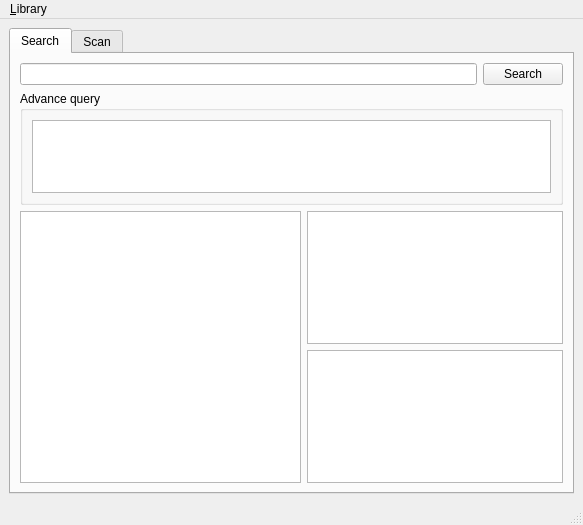
sbrunner/edocuments, file edocuments/ui/main.ui: the form before one commit.
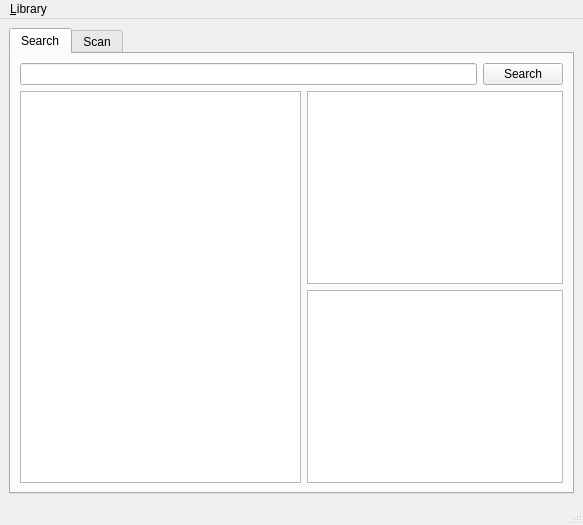
The form after the commit. The open tabs and pages were chosen to show the change. Icons and pictures are not drawn.

Patch:
```diff
--- a/edocuments/ui/main.ui
+++ b/edocuments/ui/main.ui
@@ -49,18 +49,6 @@
           </item>
          </layout>
         </item>
-        <item>
-         <widget class="QGroupBox" name="groupBox_2">
-          <property name="title">
-           <string>Advance query</string>
-          </property>
-          <layout class="QVBoxLayout" name="verticalLayout_7">
-           <item>
-            <widget class="QPlainTextEdit" name="advance_query"/>
-           </item>
-          </layout>
-         </widget>
-        </item>
         <item>
          <layout class="QHBoxLayout" name="horizontalLayout_2" stretch="1,0">
           <property name="sizeConstraint">
```
Left out of the diff: 4 changed lines with no effect on the pictures.
